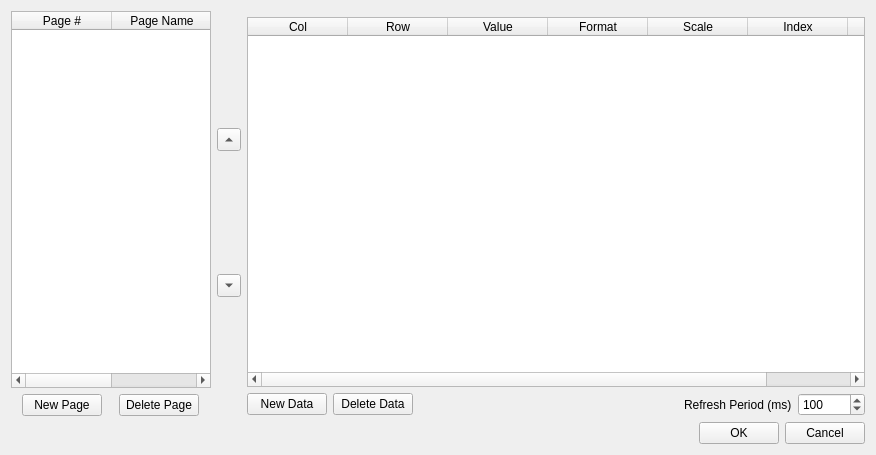
This is hid/hidconfig/lcdconfigdlg.ui in ftkalcevic/hidcomp as Qt 5 draws it before an edit. The edited form follows.
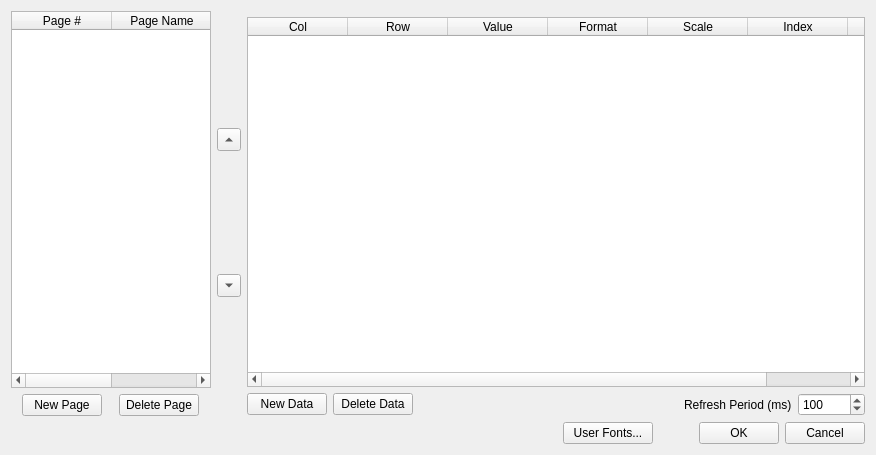
This is the edited form. Custom widgets are drawn as their Qt base class.

```diff
--- a/hid/hidconfig/lcdconfigdlg.ui
+++ b/hid/hidconfig/lcdconfigdlg.ui
@@ -292,6 +292,35 @@
        </property>
       </spacer>
      </item>
+     <item>
+      <widget class="QPushButton" name="btnUserFonts">
+       <property name="minimumSize">
+        <size>
+         <width>90</width>
+         <height>0</height>
+        </size>
+       </property>
+       <property name="text">
+        <string>User Fonts...</string>
+       </property>
+      </widget>
+     </item>
+     <item>
+      <spacer name="horizontalSpacer_4">
+       <property name="orientation">
+        <enum>Qt::Horizontal</enum>
+       </property>
+       <property name="sizeType">
+        <enum>QSizePolicy::Fixed</enum>
+       </property>
+       <property name="sizeHint" stdset="0">
+        <size>
+         <width>40</width>
+         <height>20</height>
+        </size>
+       </property>
+      </spacer>
+     </item>
      <item>
       <widget class="QPushButton" name="btnOk">
        <property name="text">
```
Left out of the diff: 17 changed lines with no effect on the pictures.
